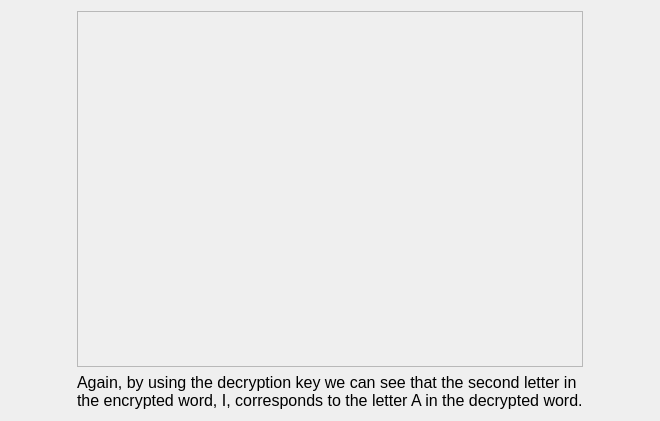
Above: MarketSimulation/instructionscreen6.ui from dwattttt/marketsim before the change. Below: the same form after it.
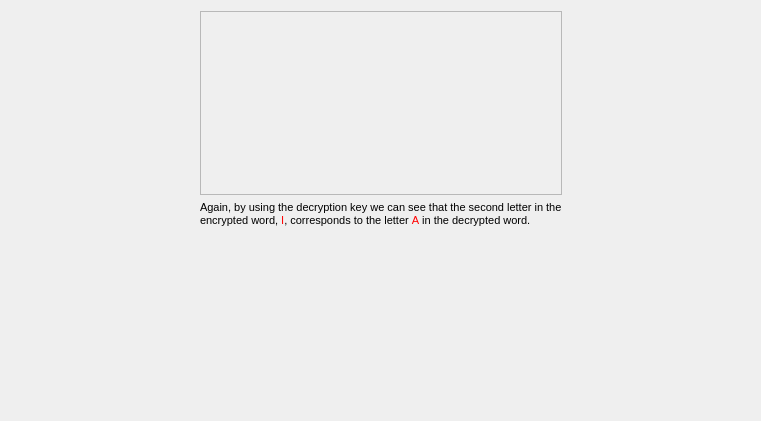
That is the form after the change.

```diff
--- a/MarketSimulation/instructionscreen6.ui
+++ b/MarketSimulation/instructionscreen6.ui
@@ -6,7 +6,7 @@
    <rect>
     <x>0</x>
     <y>0</y>
-    <width>660</width>
+    <width>761</width>
     <height>421</height>
    </rect>
   </property>
@@ -49,7 +49,21 @@
        <property name="frameShadow">
         <enum>QFrame::Raised</enum>
        </property>
-       <layout class="QHBoxLayout" name="horizontalLayout_2"/>
+       <layout class="QHBoxLayout" name="horizontalLayout_2">
+        <item>
+         <spacer name="verticalSpacer">
+          <property name="orientation">
+           <enum>Qt::Vertical</enum>
+          </property>
+          <property name="sizeHint" stdset="0">
+           <size>
+            <width>20</width>
+            <height>40</height>
+           </size>
+          </property>
+         </spacer>
+        </item>
+       </layout>
       </widget>
      </item>
      <item>
@@ -60,11 +74,28 @@
         </font>
        </property>
        <property name="text">
-        <string>Again, by using the decryption key we can see that the second letter in
-the encrypted word, I, corresponds to the letter A in the decrypted word.</string>
+        <string>&lt;!DOCTYPE HTML PUBLIC &quot;-//W3C//DTD HTML 4.0//EN&quot; &quot;http://www.w3.org/TR/REC-html40/strict.dtd&quot;&gt;
+&lt;html&gt;&lt;head&gt;&lt;meta name=&quot;qrichtext&quot; content=&quot;1&quot; /&gt;&lt;style type=&quot;text/css&quot;&gt;
+p, li { white-space: pre-wrap; }
+&lt;/style&gt;&lt;/head&gt;&lt;body style=&quot; font-family:'MS Shell Dlg 2'; font-size:8.25pt; font-weight:400; font-style:normal;&quot;&gt;
+&lt;p style=&quot; margin-top:0px; margin-bottom:0px; margin-left:0px; margin-right:0px; -qt-block-indent:0; text-indent:0px;&quot;&gt;&lt;span style=&quot; font-size:8pt;&quot;&gt;Again, by using the decryption key we can see that the second letter in the&lt;/span&gt;&lt;/p&gt;
+&lt;p style=&quot; margin-top:0px; margin-bottom:0px; margin-left:0px; margin-right:0px; -qt-block-indent:0; text-indent:0px;&quot;&gt;&lt;span style=&quot; font-size:8pt;&quot;&gt;encrypted word, &lt;/span&gt;&lt;span style=&quot; font-size:8pt; color:#ff0000;&quot;&gt;I&lt;/span&gt;&lt;span style=&quot; font-size:8pt;&quot;&gt;, corresponds to the letter &lt;/span&gt;&lt;span style=&quot; font-size:8pt; color:#ff0000;&quot;&gt;A&lt;/span&gt;&lt;span style=&quot; font-size:8pt;&quot;&gt; in the decrypted word.&lt;/span&gt;&lt;/p&gt;&lt;/body&gt;&lt;/html&gt;</string>
        </property>
       </widget>
      </item>
+     <item>
+      <spacer name="verticalSpacer_2">
+       <property name="orientation">
+        <enum>Qt::Vertical</enum>
+       </property>
+       <property name="sizeHint" stdset="0">
+        <size>
+         <width>20</width>
+         <height>40</height>
+        </size>
+       </property>
+      </spacer>
+     </item>
     </layout>
    </item>
    <item>
```
